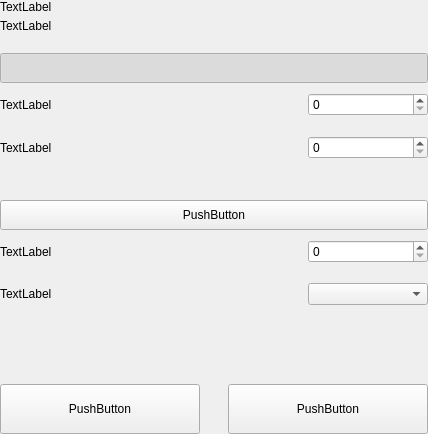
Before: the Qt Designer form src/qt/vitae/settings/forms/settingsmainoptionswidget.ui in VitaeTeam/Vitae, drawn with Qt 5.
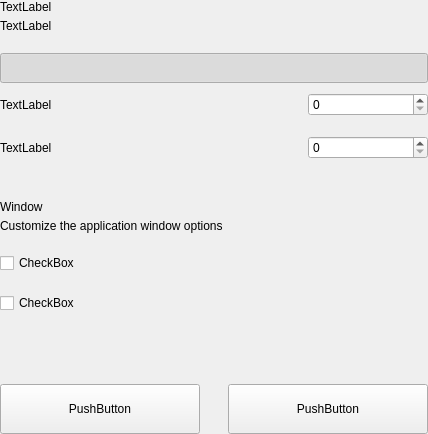
After: the same form once the commit is applied.

Commit message:
[GUI] settings options, re organization + code cleanup.
# Conflicts:
#	src/Makefile.qt.include
#	src/qt/vitae/settings/forms/settingswindowoptionswidget.ui
#	src/qt/vitae/settings/settingsdisplayoptionswidget.cpp
#	src/qt/vitae/settings/settingsmainoptionswidget.cpp
#	src/qt/vitae/settings/settingsnetworkwidget.cpp
#	src/qt/vitae/settings/settingswalletoptionswidget.cpp
#	src/qt/vitae/settings/settingswidget.cpp
#	src/qt/vitae/settings/settingswidget.h
#	src/qt/vitae/settings/settingswindowoptionswidget.cpp
#	src/qt/vitae/settings/settingswindowoptionswidget.h

What changed in the file:
```diff
--- a/src/qt/vitae/settings/forms/settingsmainoptionswidget.ui
+++ b/src/qt/vitae/settings/forms/settingsmainoptionswidget.ui
@@ -277,18 +277,56 @@
          </spacer>
         </item>
         <item>
-         <widget class="QPushButton" name="pushSwitchAutomint">
-          <property name="minimumSize">
+         <layout class="QHBoxLayout" name="horizontalLayout_34" stretch="1">
+          <property name="spacing">
+           <number>0</number>
+          </property>
+          <item>
+           <layout class="QVBoxLayout" name="verticalLayoutTitle2">
+            <property name="spacing">
+             <number>5</number>
+            </property>
+            <item>
+             <widget class="QLabel" name="labelTitleDown">
+              <property name="text">
+               <string>Window</string>
+              </property>
+             </widget>
+            </item>
+            <item>
+             <widget class="QLabel" name="labelSubtitleDown">
+              <property name="text">
+               <string>Customize the application window options</string>
+              </property>
+              <property name="wordWrap">
+               <bool>true</bool>
+              </property>
+             </widget>
+            </item>
+           </layout>
+          </item>
+         </layout>
+        </item>
+        <item>
+         <spacer name="verticalSpacer_5">
+          <property name="orientation">
+           <enum>Qt::Vertical</enum>
+          </property>
+          <property name="sizeType">
+           <enum>QSizePolicy::Fixed</enum>
+          </property>
+          <property name="sizeHint" stdset="0">
            <size>
-            <width>0</width>
-            <height>30</height>
+            <width>20</width>
+            <height>20</height>
            </size>
           </property>
+         </spacer>
+        </item>
+        <item>
+         <widget class="QCheckBox" name="checkBoxMinTaskbar">
           <property name="text">
-           <string>PushButton</string>
-          </property>
-          <property name="checkable">
-           <bool>true</bool>
+           <string>CheckBox</string>
           </property>
          </widget>
         </item>
@@ -298,56 +336,6 @@
            <enum>Qt::Vertical</enum>
           </property>
           <property name="sizeType">
-           <enum>QSizePolicy::Minimum</enum>
-          </property>
-          <property name="sizeHint" stdset="0">
-           <size>
-            <width>20</width>
-            <height>10</height>
-           </size>
-          </property>
-         </spacer>
-        </item>
-        <item>
-         <layout class="QHBoxLayout" name="horizontalPercentagezPiv">
-          <item>
-           <widget class="QLabel" name="labelTitlePercentagezPiv">
-            <property name="text">
-             <string>TextLabel</string>
-            </property>
-           </widget>
-          </item>
-          <item>
-           <spacer name="horizontalSpacerPercentagezPiv">
-            <property name="orientation">
-             <enum>Qt::Horizontal</enum>
-            </property>
-            <property name="sizeHint" stdset="0">
-             <size>
-              <width>40</width>
-              <height>20</height>
-             </size>
-            </property>
-           </spacer>
-          </item>
-          <item>
-           <widget class="QSpinBox" name="zeromintPercentage">
-            <property name="minimumSize">
-             <size>
-              <width>120</width>
-              <height>0</height>
-             </size>
-            </property>
-           </widget>
-          </item>
-         </layout>
-        </item>
-        <item>
-         <spacer name="verticalDenomzPiv">
-          <property name="orientation">
-           <enum>Qt::Vertical</enum>
-          </property>
-          <property name="sizeType">
            <enum>QSizePolicy::Fixed</enum>
           </property>
           <property name="sizeHint" stdset="0">
@@ -359,38 +347,11 @@
          </spacer>
         </item>
         <item>
-         <layout class="QHBoxLayout" name="horizontalDenomzPiv">
-          <item>
-           <widget class="QLabel" name="labelTitleDenomzPiv">
-            <property name="text">
-             <string>TextLabel</string>
-            </property>
-           </widget>
-          </item>
-          <item>
-           <spacer name="horizontalDenomzPiv">
-            <property name="orientation">
-             <enum>Qt::Horizontal</enum>
-            </property>
-            <property name="sizeHint" stdset="0">
-             <size>
-              <width>40</width>
-              <height>20</height>
-             </size>
-            </property>
-           </spacer>
-          </item>
-          <item>
-           <widget class="QComboBox" name="comboBoxDenomzPiv">
-            <property name="minimumSize">
-             <size>
-              <width>120</width>
-              <height>0</height>
-             </size>
-            </property>
-           </widget>
-          </item>
-         </layout>
+         <widget class="QCheckBox" name="checkBoxMinClose">
+          <property name="text">
+           <string>CheckBox</string>
+          </property>
+         </widget>
         </item>
         <item>
          <spacer name="verticalSpacer">
```
The commit also changes 14 other files.
